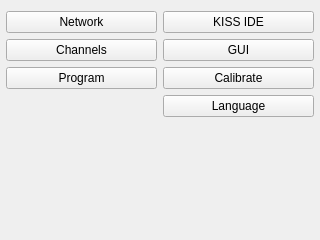
Old version of the form ui/SettingsWidget.ui in the repository kipr/botui.
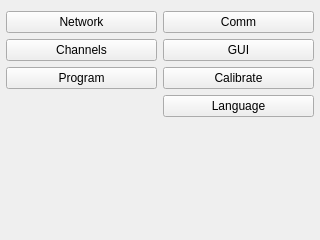
New version of the form. Icons and pictures are not drawn.

Commit message: Added comm settings widget and integrated it into the settings widget

The edit to the form file:
```diff
--- a/ui/SettingsWidget.ui
+++ b/ui/SettingsWidget.ui
@@ -80,7 +80,7 @@
        <item>
         <widget class="QPushButton" name="kissIde">
          <property name="text">
-          <string>KISS IDE</string>
+          <string>Comm</string>
          </property>
          <property name="icon">
           <iconset resource="../rc/icons.qrc">
```
Left out of the diff: 4 changed lines with no effect on the pictures. The commit also changes 2 other files.
